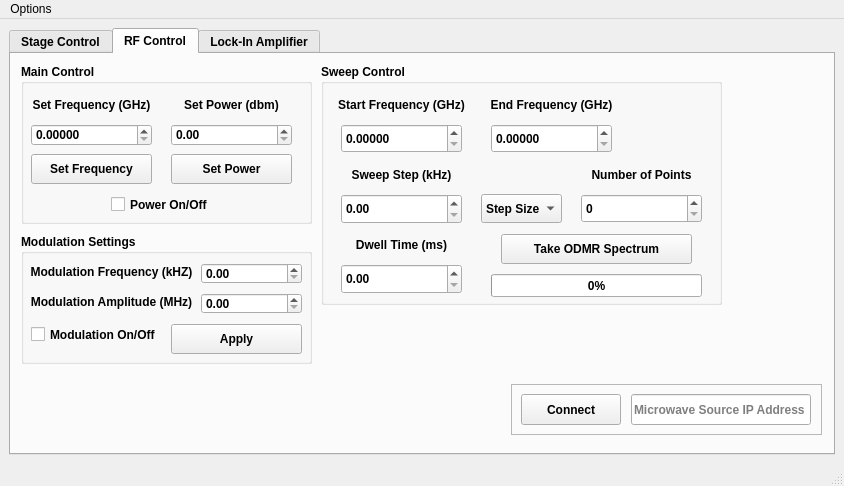
WarwickEPR/ScanningMagnetometry, file scanning_magnetometer.ui: the form before one commit.
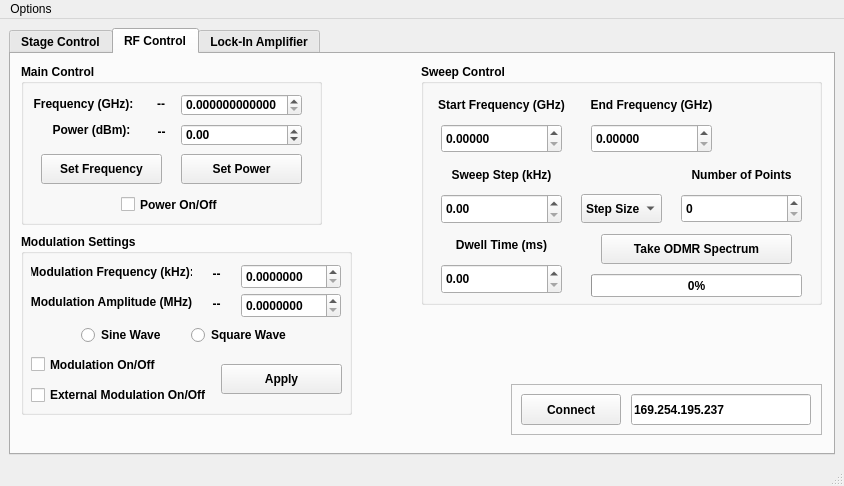
The form after the commit.

Commit message:
Basic Aglent N5171B control
Frequency set/get, RF power set/get, freqeucny modulation set/get, frequency modulation amplitude set/get, toggle between sine and square wave FM, toggle between internal and external modulation, turn modulation on/off

```diff
--- a/scanning_magnetometer.ui
+++ b/scanning_magnetometer.ui
@@ -679,8 +679,8 @@
          <rect>
           <x>10</x>
           <y>10</y>
-          <width>291</width>
-          <height>160</height>
+          <width>301</width>
+          <height>161</height>
          </rect>
         </property>
         <property name="font">
@@ -695,7 +695,7 @@
         <widget class="QCheckBox" name="togglePwrChk">
          <property name="geometry">
           <rect>
-           <x>90</x>
+           <x>100</x>
            <y>130</y>
            <width>101</width>
            <height>21</height>
@@ -705,55 +705,26 @@
           <string>Power On/Off</string>
          </property>
         </widget>
-        <widget class="QLabel" name="label_4">
-         <property name="geometry">
-          <rect>
-           <x>10</x>
-           <y>30</y>
-           <width>121</width>
-           <height>21</height>
-          </rect>
-         </property>
-         <property name="text">
-          <string>Set Frequency (GHz)</string>
-         </property>
-         <property name="alignment">
-          <set>Qt::AlignCenter</set>
-         </property>
-        </widget>
-        <widget class="QLabel" name="label_5">
-         <property name="geometry">
-          <rect>
-           <x>150</x>
-           <y>30</y>
-           <width>121</width>
-           <height>21</height>
-          </rect>
-         </property>
-         <property name="text">
-          <string>Set Power (dbm)</string>
-         </property>
-         <property name="alignment">
-          <set>Qt::AlignCenter</set>
-         </property>
-        </widget>
         <widget class="QDoubleSpinBox" name="freqBox">
          <property name="geometry">
           <rect>
-           <x>10</x>
-           <y>60</y>
+           <x>160</x>
+           <y>30</y>
            <width>121</width>
            <height>22</height>
           </rect>
          </property>
          <property name="decimals">
-          <number>5</number>
+          <number>12</number>
+         </property>
+         <property name="maximum">
+          <double>6.000000000000000</double>
          </property>
         </widget>
         <widget class="QDoubleSpinBox" name="pwrBox">
          <property name="geometry">
           <rect>
-           <x>150</x>
+           <x>160</x>
            <y>60</y>
            <width>121</width>
            <height>22</height>
@@ -762,11 +733,17 @@
          <property name="decimals">
           <number>2</number>
          </property>
+         <property name="minimum">
+          <double>-144.000000000000000</double>
+         </property>
+         <property name="maximum">
+          <double>19.000000000000000</double>
+         </property>
         </widget>
         <widget class="QPushButton" name="setFreqBtn">
          <property name="geometry">
           <rect>
-           <x>10</x>
+           <x>20</x>
            <y>90</y>
            <width>121</width>
            <height>30</height>
@@ -779,7 +756,7 @@
         <widget class="QPushButton" name="setPwrBtn">
          <property name="geometry">
           <rect>
-           <x>150</x>
+           <x>160</x>
            <y>90</y>
            <width>121</width>
            <height>30</height>
@@ -789,11 +766,75 @@
           <string>Set Power</string>
          </property>
         </widget>
+        <widget class="QLabel" name="label_20">
+         <property name="geometry">
+          <rect>
+           <x>12</x>
+           <y>30</y>
+           <width>101</width>
+           <height>20</height>
+          </rect>
+         </property>
+         <property name="text">
+          <string>Frequency (GHz):</string>
+         </property>
+         <property name="alignment">
+          <set>Qt::AlignCenter</set>
+         </property>
+        </widget>
+        <widget class="QLabel" name="currentFreqLabel">
+         <property name="geometry">
+          <rect>
+           <x>120</x>
+           <y>32</y>
+           <width>40</width>
+           <height>16</height>
+          </rect>
+         </property>
+         <property name="text">
+          <string>--</string>
+         </property>
+         <property name="alignment">
+          <set>Qt::AlignCenter</set>
+         </property>
+        </widget>
+        <widget class="QLabel" name="powerLabel">
+         <property name="geometry">
+          <rect>
+           <x>120</x>
+           <y>60</y>
+           <width>41</width>
+           <height>16</height>
+          </rect>
+         </property>
+         <property name="text">
+          <string>--</string>
+         </property>
+         <property name="alignment">
+          <set>Qt::AlignCenter</set>
+         </property>
+        </widget>
+        <widget class="QLabel" name="label_23">
+         <property name="geometry">
+          <rect>
+           <x>30</x>
+           <y>58</y>
+           <width>81</width>
+           <height>16</height>
+          </rect>
+         </property>
+         <property name="text">
+          <string>Power (dBm):</string>
+         </property>
+         <property name="alignment">
+          <set>Qt::AlignCenter</set>
+         </property>
+        </widget>
        </widget>
        <widget class="QGroupBox" name="groupBox_2">
         <property name="geometry">
          <rect>
-          <x>310</x>
+          <x>410</x>
           <y>10</y>
           <width>401</width>
           <height>241</height>
@@ -999,8 +1040,8 @@
          <rect>
           <x>10</x>
           <y>180</y>
-          <width>291</width>
-          <height>130</height>
+          <width>331</width>
+          <height>181</height>
          </rect>
         </property>
         <property name="font">
@@ -1016,7 +1057,7 @@
          <property name="geometry">
           <rect>
            <x>10</x>
-           <y>90</y>
+           <y>120</y>
            <width>131</width>
            <height>21</height>
           </rect>
@@ -1035,7 +1076,7 @@
           </rect>
          </property>
          <property name="text">
-          <string>Modulation Frequency (kHZ)</string>
+          <string>Modulation Frequency (kHz):</string>
          </property>
          <property name="alignment">
           <set>Qt::AlignCenter</set>
@@ -1044,9 +1085,9 @@
         <widget class="QPushButton" name="setFreqBtn_4">
          <property name="geometry">
           <rect>
-           <x>150</x>
-           <y>90</y>
-           <width>131</width>
+           <x>200</x>
+           <y>130</y>
+           <width>121</width>
            <height>30</height>
           </rect>
          </property>
@@ -1070,24 +1111,107 @@
           <set>Qt::AlignCenter</set>
          </property>
         </widget>
-        <widget class="QDoubleSpinBox" name="doubleSpinBox_3">
+        <widget class="QDoubleSpinBox" name="modFreqSpinBox">
          <property name="geometry">
           <rect>
-           <x>180</x>
-           <y>29</y>
-           <width>101</width>
-           <height>21</height>
+           <x>220</x>
+           <y>30</y>
+           <width>100</width>
+           <height>25</height>
           </rect>
          </property>
+         <property name="decimals">
+          <number>7</number>
+         </property>
+         <property name="maximum">
+          <double>40.000000000000000</double>
+         </property>
         </widget>
-        <widget class="QDoubleSpinBox" name="doubleSpinBox_4">
+        <widget class="QDoubleSpinBox" name="modAmpSpinBox">
          <property name="geometry">
           <rect>
-           <x>180</x>
+           <x>220</x>
            <y>59</y>
-           <width>101</width>
-           <height>21</height>
+           <width>100</width>
+           <height>25</height>
           </rect>
+         </property>
+         <property name="decimals">
+          <number>7</number>
+         </property>
+         <property name="maximum">
+          <double>3.000000000000000</double>
+         </property>
+        </widget>
+        <widget class="QLabel" name="modFreqLabel">
+         <property name="geometry">
+          <rect>
+           <x>170</x>
+           <y>30</y>
+           <width>51</width>
+           <height>20</height>
+          </rect>
+         </property>
+         <property name="text">
+          <string>--</string>
+         </property>
+         <property name="alignment">
+          <set>Qt::AlignCenter</set>
+         </property>
+        </widget>
+        <widget class="QLabel" name="modAmpLabel">
+         <property name="geometry">
+          <rect>
+           <x>170</x>
+           <y>60</y>
+           <width>51</width>
+           <height>20</height>
+          </rect>
+         </property>
+         <property name="text">
+          <string>--</string>
+         </property>
+         <property name="alignment">
+          <set>Qt::AlignCenter</set>
+         </property>
+        </widget>
+        <widget class="QRadioButton" name="sineWaveRadio">
+         <property name="geometry">
+          <rect>
+           <x>60</x>
+           <y>90</y>
+           <width>91</width>
+           <height>22</height>
+          </rect>
+         </property>
+         <property name="text">
+          <string>Sine Wave</string>
+         </property>
+        </widget>
+        <widget class="QRadioButton" name="squareWaveRadio">
+         <property name="geometry">
+          <rect>
+           <x>170</x>
+           <y>90</y>
+           <width>99</width>
+           <height>22</height>
+          </rect>
+         </property>
+         <property name="text">
+          <string>Square Wave</string>
+         </property>
+        </widget>
+        <widget class="QCheckBox" name="toggleExtModOnOff">
+         <property name="geometry">
+          <rect>
+           <x>10</x>
+           <y>150</y>
+           <width>180</width>
+           <height>22</height>
+          </rect>
+         </property>
+         <property name="text">
+          <string>External Modulation On/Off</string>
          </property>
         </widget>
        </widget>
@@ -1115,6 +1239,9 @@
            <height>31</height>
           </rect>
          </property>
+         <property name="text">
+          <string>169.254.195.237</string>
+         </property>
          <property name="placeholderText">
           <string>Microwave Source IP Address</string>
          </property>
```
Left out of the diff: 6 changed lines with no effect on the pictures. The commit also changes 1 other file.
